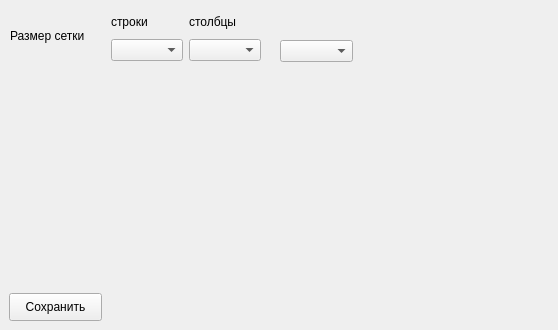
Old version of the form VirtusProxyGUI/VirtusProxyPluginsLauncher/mainwindowsettings.ui in the repository DmLvkvch/WEB.
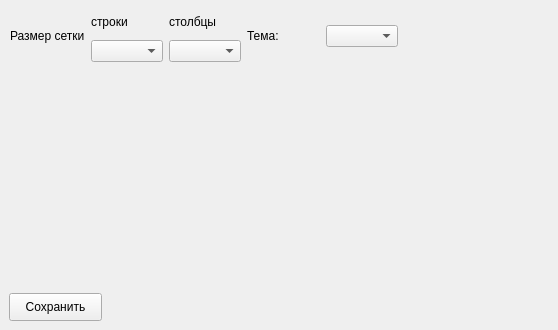
New version of the form.

Patch:
```diff
--- a/VirtusProxyGUI/VirtusProxyPluginsLauncher/mainwindowsettings.ui
+++ b/VirtusProxyGUI/VirtusProxyPluginsLauncher/mainwindowsettings.ui
@@ -26,15 +26,17 @@
     <string>Сохранить</string>
    </property>
   </widget>
-  <widget class="QWidget" name="layoutWidget">
+  <widget class="QWidget" name="">
    <property name="geometry">
     <rect>
      <x>10</x>
      <y>10</y>
-     <width>251</width>
-     <height>51</height>
+     <width>388</width>
+     <height>52</height>
     </rect>
    </property>
+   <layout class="QHBoxLayout" name="horizontalLayout_3">
+    <item>
    <layout class="QHBoxLayout" name="horizontalLayout_2">
     <item>
      <widget class="QLabel" name="label">
@@ -76,16 +78,18 @@
      </layout>
     </item>
    </layout>
-  </widget>
-  <widget class="QComboBox" name="_themeMod">
-   <property name="geometry">
-    <rect>
-     <x>280</x>
-     <y>40</y>
-     <width>73</width>
-     <height>22</height>
-    </rect>
-   </property>
+    </item>
+    <item>
+     <widget class="QLabel" name="label_4">
+      <property name="text">
+       <string>Тема:</string>
+      </property>
+     </widget>
+    </item>
+    <item>
+     <widget class="QComboBox" name="_themeMod"/>
+    </item>
+   </layout>
   </widget>
  </widget>
  <resources/>
```
Lines whose indentation alone changed are shown as unchanged.
